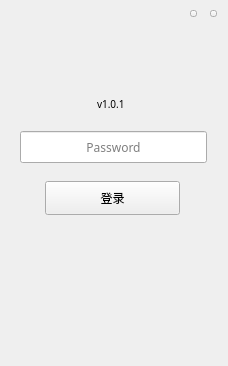
Qt form LNKWallet/normallogin.ui (HcashOrg/hx-indicator) before a commit.
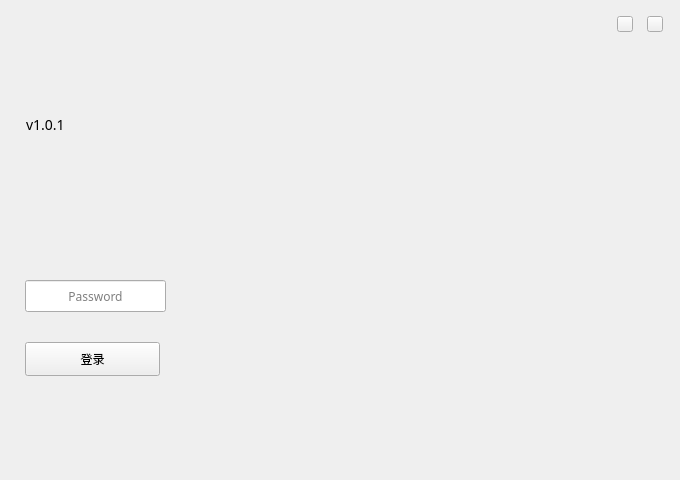
The same form after that commit.

Patch:
```diff
--- a/LNKWallet/normallogin.ui
+++ b/LNKWallet/normallogin.ui
@@ -6,8 +6,8 @@
    <rect>
     <x>0</x>
     <y>0</y>
-    <width>228</width>
-    <height>366</height>
+    <width>680</width>
+    <height>480</height>
    </rect>
   </property>
   <property name="font">
@@ -24,9 +24,9 @@
   <widget class="QLineEdit" name="pwdLineEdit">
    <property name="geometry">
     <rect>
-     <x>20</x>
-     <y>131</y>
-     <width>187</width>
+     <x>25</x>
+     <y>280</y>
+     <width>141</width>
      <height>32</height>
     </rect>
    </property>
@@ -57,8 +57,8 @@
   <widget class="QToolButton" name="enterBtn">
    <property name="geometry">
     <rect>
-     <x>45</x>
-     <y>181</y>
+     <x>25</x>
+     <y>342</y>
      <width>135</width>
      <height>34</height>
     </rect>
@@ -79,8 +79,8 @@
   <widget class="QLabel" name="tipLabel">
    <property name="geometry">
     <rect>
-     <x>40</x>
-     <y>160</y>
+     <x>23</x>
+     <y>319</y>
      <width>200</width>
      <height>20</height>
     </rect>
@@ -103,10 +103,10 @@
   <widget class="QToolButton" name="closeBtn">
    <property name="geometry">
     <rect>
-     <x>210</x>
-     <y>10</y>
-     <width>7</width>
-     <height>7</height>
+     <x>647</x>
+     <y>16</y>
+     <width>16</width>
+     <height>16</height>
     </rect>
    </property>
    <property name="cursor">
@@ -122,10 +122,10 @@
   <widget class="QLabel" name="label_version">
    <property name="geometry">
     <rect>
-     <x>97</x>
-     <y>94</y>
+     <x>26</x>
+     <y>114</y>
      <width>80</width>
-     <height>20</height>
+     <height>21</height>
     </rect>
    </property>
    <property name="font">
@@ -134,7 +134,7 @@
     </font>
    </property>
    <property name="styleSheet">
-    <string notr="true">font-size: 10px;</string>
+    <string notr="true">font-size: 14px;</string>
    </property>
    <property name="text">
     <string>v1.0.1</string>
@@ -143,8 +143,8 @@
   <widget class="QLabel" name="welcome">
    <property name="geometry">
     <rect>
-     <x>72</x>
-     <y>82</y>
+     <x>30</x>
+     <y>150</y>
      <width>78</width>
      <height>15</height>
     </rect>
@@ -165,10 +165,10 @@
   <widget class="QToolButton" name="miniBtn">
    <property name="geometry">
     <rect>
-     <x>190</x>
-     <y>10</y>
-     <width>7</width>
-     <height>7</height>
+     <x>617</x>
+     <y>16</y>
+     <width>16</width>
+     <height>16</height>
     </rect>
    </property>
    <property name="cursor">
```
